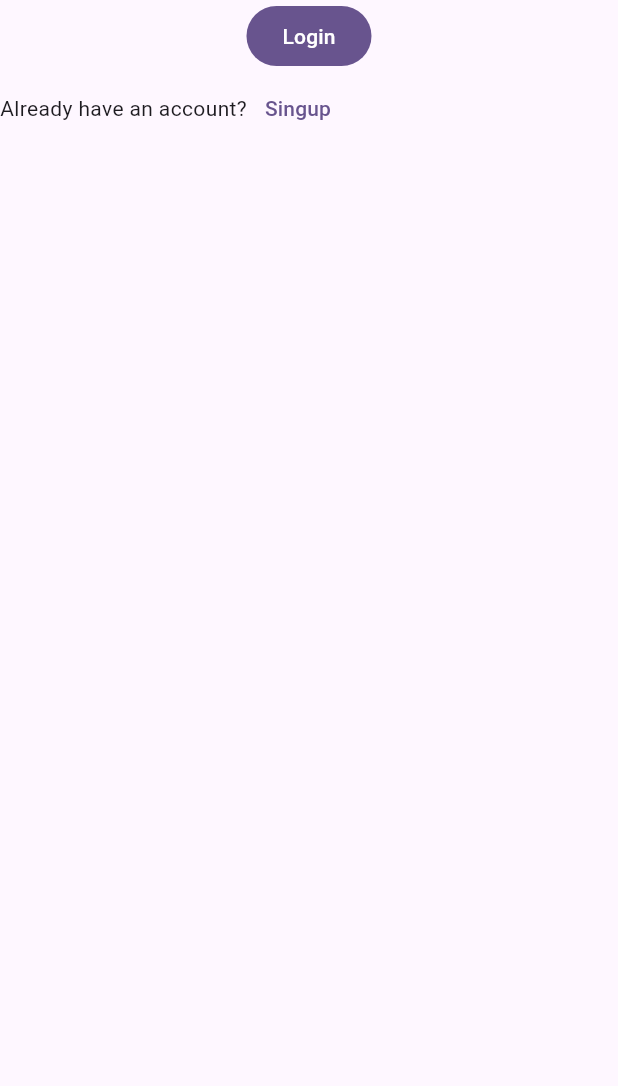
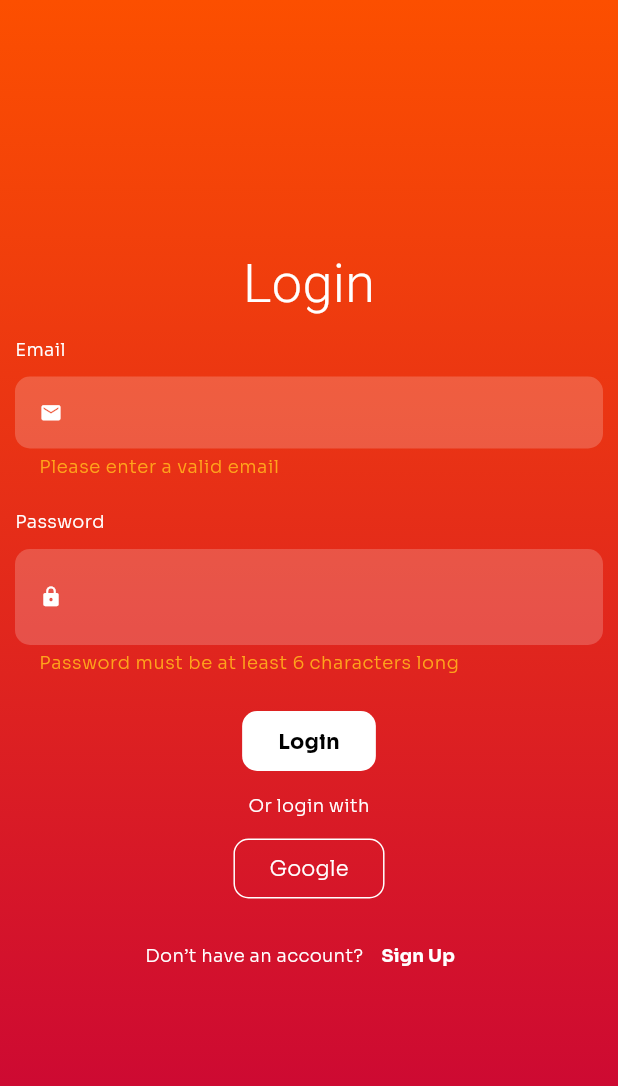
Before and after one commit to Sonya-c/sportlingo, a Flutter app: the screen it shows after launch, after a tap on "Login", on a phone screen of 412 x 824 dp. Shown: the top 1086 px of the screen. Run offline on Flutter 3.47's test engine with Material 2 defaults, Android fonts, the light colour scheme and no system bars; our stand-ins replace email_validator, get, google_fonts, loggy.

Commit message:
feat: loginPage + loginPage test

```diff
--- a/lib/main.dart
+++ b/lib/main.dart
@@ -11,6 +11,8 @@ void main() {
     ),
   );
 
+  WidgetsFlutterBinding.ensureInitialized();
+
   Get.put(AuthController());
 
   runApp(const App());
--- a/lib/ui/app.dart
+++ b/lib/ui/app.dart
@@ -3,6 +3,7 @@ import 'package:get/get.dart';
 import 'package:sportlingo/ui/controllers/auth_controller.dart';
 import 'package:sportlingo/ui/pages/authentication/login_page.dart';
 import 'package:sportlingo/ui/pages/content/home_page.dart';
+import 'package:sportlingo/ui/utils/colors.dart';
 
 class App extends StatelessWidget {
   const App({super.key});
@@ -15,7 +16,7 @@ class App extends StatelessWidget {
       title: 'Sportlingo',
       debugShowCheckedModeBanner: false,
       theme: ThemeData(
-        colorScheme: ColorScheme.fromSeed(seedColor: Colors.deepPurple),
+        colorScheme: ColorScheme.fromSeed(seedColor: magenta),
         useMaterial3: true,
       ),
       home: Obx(
--- a/lib/ui/controllers/auth_controller.dart
+++ b/lib/ui/controllers/auth_controller.dart
@@ -1,16 +1,31 @@
 import 'package:get/get.dart';
+import 'package:loggy/loggy.dart';
 
-class AuthController extends GetxController {
+class AuthController extends GetxController with UiLoggy {
   final logged = false.obs;
 
   bool get isLogged => logged.value;
 
   Future<void> login(String email, String password) async {
+    loggy.info("email: $email, password: $password");
+    await Future.delayed(const Duration(seconds: 2));
+    logged.value = true;
+  }
+
+  Future<void> loginWithGoogle() async {
+    loggy.info("loginWithGoogle");
     await Future.delayed(const Duration(seconds: 2));
     logged.value = true;
   }
 
   Future<void> singUp(String name, String email, String password) async {
+    loggy.info("email: $email, password: $password");
+    await Future.delayed(const Duration(seconds: 2));
+    logged.value = true;
+  }
+
+  Future<void> singUpWithGoogle() async {
+    loggy.info("singUpWithGoogle");
     await Future.delayed(const Duration(seconds: 2));
     logged.value = true;
   }
--- a/lib/ui/pages/authentication/login_page.dart
+++ b/lib/ui/pages/authentication/login_page.dart
@@ -2,6 +2,11 @@ import 'package:flutter/material.dart';
 import 'package:get/get.dart';
 import 'package:sportlingo/ui/controllers/auth_controller.dart';
 import 'package:sportlingo/ui/pages/authentication/singup_page.dart';
+import 'package:sportlingo/ui/utils/colors.dart';
+import 'package:sportlingo/ui/utils/scroll_layout.dart';
+import 'package:sportlingo/ui/utils/text_styles.dart';
+import 'package:sportlingo/ui/widgets/form_widets/email_field.dart';
+import 'package:sportlingo/ui/widgets/form_widets/password_field.dart';
 
 class LoginPage extends StatefulWidget {
   const LoginPage({super.key});
@@ -11,32 +16,126 @@ class LoginPage extends StatefulWidget {
 }
 
 class _LoginPageState extends State<LoginPage> {
-  AuthController authController = Get.find<AuthController>();
+  final _authController = Get.find<AuthController>();
+  final _formKey = GlobalKey<FormState>();
+  final _emailController = TextEditingController();
+  final _passwordController = TextEditingController();
 
   @override
   Widget build(BuildContext context) {
-    return Scaffold(
-      body: Column(
+    return ScrollLayout(
+      key: const Key("loginPage"),
+      backgroundGradient: orangeMagentaGradient,
       children: [
+        Form(
+          key: _formKey,
+          child: Column(
+            mainAxisSize: MainAxisSize.max,
+            mainAxisAlignment: MainAxisAlignment.spaceAround,
+            children: [
+              Text(
+                "Login",
+                style: fasterOne['3xl']?.copyWith(
+                  color: Colors.white,
+                ),
+              ),
+              Padding(
+                padding: const EdgeInsets.all(10),
+                child: Column(
+                  children: [
+                    EmailField(
+                      key: const Key("loginPageEmailField"),
+                      emailController: _emailController,
+                    ),
+                    const SizedBox(height: 20),
+                    PasswordField(
+                      key: const Key("loginPagePasswordField"),
+                      passwordController: _passwordController,
+                    ),
+                  ],
+                ),
+              ),
+              const SizedBox(height: 10),
               FilledButton(
+                key: const Key("loginPageLoginButton"),
+                style: ButtonStyle(
+                  backgroundColor: const MaterialStatePropertyAll(Colors.white),
+                  shape: MaterialStateProperty.all(
+                    RoundedRectangleBorder(
+                      borderRadius: BorderRadius.circular(10),
+                    ),
+                  ),
+                ),
                 onPressed: () async {
-              await authController.login("email", "password");
+                  FocusScope.of(context).requestFocus(FocusNode());
+                  final form = _formKey.currentState;
+
+                  form!.save();
+
+                  if (form.validate()) {
+                    await _authController.login(
+                      _emailController.text,
+                      _passwordController.text,
+                    );
+                  }
                 },
-            child: const Text("Login"),
+                child: Text(
+                  "Login",
+                  style: sora['n']!.copyWith(
+                      color: Colors.black, fontWeight: FontWeight.bold),
                 ),
+              ),
+              const SizedBox(height: 10),
+              Text(
+                "Or login with",
+                style: sora['s']!.copyWith(color: Colors.white),
+              ),
+              const SizedBox(height: 10),
+              OutlinedButton(
+                key: const Key("loginPageLoginWithGoogleButton"),
+                style: ButtonStyle(
+                  side: MaterialStateProperty.all(
+                    const BorderSide(
+                      color: Colors.white,
+                      width: 1,
+                      style: BorderStyle.solid,
+                    ),
+                  ),
+                  shape: MaterialStateProperty.all(
+                    RoundedRectangleBorder(
+                      borderRadius: BorderRadius.circular(10),
+                    ),
+                  ),
+                ),
+                onPressed: () async {
+                  await _authController.loginWithGoogle();
+                },
+                child: Text("Google",
+                    style: sora['n']!.copyWith(color: Colors.white)),
+              ),
+              const SizedBox(height: 10),
               Row(
+                mainAxisAlignment: MainAxisAlignment.center,
                 children: [
-              const Text("Already have an account?"),
+                  Text(
+                    "Don’t have an account?",
+                    style: sora['s']!.copyWith(color: Colors.white),
+                  ),
                   TextButton(
+                    key: const Key("loginPageSingupButton"),
                     onPressed: () {
                       Get.to(() => const SingupPage());
                     },
-                child: const Text("Singup"),
+                    child: Text("Sign Up",
+                        style: sora['s']!.copyWith(
+                            color: Colors.white, fontWeight: FontWeight.bold)),
                   )
                 ],
               )
             ],
           ),
+        ),
+      ],
     );
   }
 }
--- a/lib/ui/pages/authentication/singup_page.dart
+++ b/lib/ui/pages/authentication/singup_page.dart
@@ -1,6 +1,8 @@
 import 'package:flutter/material.dart';
 import 'package:get/get.dart';
 import 'package:sportlingo/ui/pages/authentication/login_page.dart';
+import 'package:sportlingo/ui/utils/colors.dart';
+import 'package:sportlingo/ui/utils/scroll_layout.dart';
 
 class SingupPage extends StatefulWidget {
   const SingupPage({super.key});
@@ -12,8 +14,9 @@ class SingupPage extends StatefulWidget {
 class _SingupPageState extends State<SingupPage> {
   @override
   Widget build(BuildContext context) {
-    return Scaffold(
-      body: Column(
+    return ScrollLayout(
+      key: const Key("singupPage"),
+      backgroundGradient: orangeMagentaGradient,
       children: [
         Row(
           children: [
@@ -27,7 +30,6 @@ class _SingupPageState extends State<SingupPage> {
           ],
         )
       ],
-      ),
     );
   }
 }
--- a/lib/ui/pages/content/home_page.dart
+++ b/lib/ui/pages/content/home_page.dart
@@ -7,6 +7,7 @@ class HomePage extends StatelessWidget {
   Widget build(BuildContext context) {
     return const Scaffold(
       body: Column(
+        key: Key("homePage"),
         children: [Text("Home Page")],
       ),
     );
--- /dev/null
+++ b/lib/ui/utils/scroll_layout.dart
@@ -0,0 +1,33 @@
+import 'package:flutter/material.dart';
+
+class ScrollLayout extends StatelessWidget {
+  final List<Widget> children;
+  final LinearGradient? backgroundGradient;
+  final Color? backgroundColor;
+
+  const ScrollLayout({
+    super.key,
+    required this.children,
+    this.backgroundGradient,
+    this.backgroundColor,
+  });
+
+  @override
+  Widget build(BuildContext context) {
+    return Scaffold(
+      backgroundColor: backgroundColor,
+      body: Container(
+        decoration: BoxDecoration(
+          gradient: backgroundGradient,
+        ),
+        alignment: Alignment.center,
+        child: SingleChildScrollView(
+          child: Column(
+              mainAxisAlignment: MainAxisAlignment.center,
+              mainAxisSize: MainAxisSize.max,
+              children: children),
+        ),
+      ),
+    );
+  }
+}
--- a/lib/ui/utils/text_styles.dart
+++ b/lib/ui/utils/text_styles.dart
@@ -1,8 +1,33 @@
 import 'package:flutter/material.dart';
 import 'package:google_fonts/google_fonts.dart';
 
-TextStyle soraXL = GoogleFonts.sora(fontSize: 48, fontWeight: FontWeight.w300);
-TextStyle blackOpsOne =
-    GoogleFonts.blackOpsOne(fontSize: 48, fontWeight: FontWeight.w300);
-TextStyle fasterOne =
-    GoogleFonts.fasterOne(fontSize: 48, fontWeight: FontWeight.w300);
+Map<String, TextStyle> sora = {
+  '5xl': GoogleFonts.sora(fontSize: 48, fontWeight: FontWeight.w300),
+  '4xl': GoogleFonts.sora(fontSize: 40, fontWeight: FontWeight.w300),
+  '3xl': GoogleFonts.sora(fontSize: 36, fontWeight: FontWeight.w300),
+  '2xl': GoogleFonts.sora(fontSize: 32, fontWeight: FontWeight.w300),
+  'xl': GoogleFonts.sora(fontSize: 24, fontWeight: FontWeight.w300),
+  'l': GoogleFonts.sora(fontSize: 20, fontWeight: FontWeight.w300),
+  'm': GoogleFonts.sora(fontSize: 16, fontWeight: FontWeight.w300),
+  'n': GoogleFonts.sora(fontSize: 14, fontWeight: FontWeight.w300),
+  's': GoogleFonts.sora(fontSize: 12, fontWeight: FontWeight.w300),
+  'xs': GoogleFonts.sora(fontSize: 10, fontWeight: FontWeight.w300),
+};
+
+Map<String, TextStyle> fasterOne = {
+  '5xl': GoogleFonts.fasterOne(fontSize: 48, fontWeight: FontWeight.w300),
+  '4xl': GoogleFonts.fasterOne(fontSize: 40, fontWeight: FontWeight.w300),
+  '3xl': GoogleFonts.fasterOne(fontSize: 36, fontWeight: FontWeight.w300),
+  '2xl': GoogleFonts.fasterOne(fontSize: 32, fontWeight: FontWeight.w300),
+  'xl': GoogleFonts.fasterOne(fontSize: 24, fontWeight: FontWeight.w300),
+  'l': GoogleFonts.fasterOne(fontSize: 20, fontWeight: FontWeight.w300),
+};
+
+Map<String, TextStyle> blackOpsOne = {
+  '5xl': GoogleFonts.blackOpsOne(fontSize: 48, fontWeight: FontWeight.w300),
+  '4xl': GoogleFonts.blackOpsOne(fontSize: 40, fontWeight: FontWeight.w300),
+  '3xl': GoogleFonts.blackOpsOne(fontSize: 36, fontWeight: FontWeight.w300),
+  '2xl': GoogleFonts.blackOpsOne(fontSize: 32, fontWeight: FontWeight.w300),
+  'xl': GoogleFonts.blackOpsOne(fontSize: 24, fontWeight: FontWeight.w300),
+  'l': GoogleFonts.blackOpsOne(fontSize: 20, fontWeight: FontWeight.w300)
+};
--- /dev/null
+++ b/lib/ui/widgets/form_widets/email_field.dart
@@ -0,0 +1,43 @@
+import 'package:email_validator/email_validator.dart';
+import 'package:flutter/material.dart';
+import 'package:sportlingo/ui/utils/colors.dart';
+import 'package:sportlingo/ui/utils/text_styles.dart';
+
+class EmailField extends StatelessWidget {
+  final TextEditingController emailController;
+
+  const EmailField({super.key, required this.emailController});
+
+  @override
+  Widget build(BuildContext context) {
+    return Column(
+      crossAxisAlignment: CrossAxisAlignment.start,
+      children: [
+        Text("Email", style: sora['s']?.copyWith(color: Colors.white)),
+        const SizedBox(height: 10),
+        TextFormField(
+          controller: emailController,
+          style: sora['s']?.copyWith(color: Colors.white),
+          keyboardType: TextInputType.emailAddress,
+          validator: (value) => EmailValidator.validate(value!)
+              ? null
+              : "Please enter a valid email",
+          decoration: InputDecoration(
+            filled: true,
+            fillColor: const Color.fromARGB(50, 255, 255, 255),
+            prefixIcon: const Icon(
+              Icons.email,
+              color: Colors.white,
+              size: 15,
+            ),
+            border: UnderlineInputBorder(
+              borderSide: BorderSide.none,
+              borderRadius: BorderRadius.circular(10),
+            ),
+            errorStyle: sora['s']?.copyWith(color: amber),
+          ),
+        ),
+      ],
+    );
+  }
+}
--- /dev/null
+++ b/lib/ui/widgets/form_widets/password_field.dart
@@ -0,0 +1,62 @@
+import 'package:flutter/material.dart';
+import 'package:sportlingo/ui/utils/colors.dart';
+import 'package:sportlingo/ui/utils/text_styles.dart';
+
+class PasswordField extends StatefulWidget {
+  final TextEditingController passwordController;
+
+  const PasswordField({super.key, required this.passwordController});
+
+  @override
+  State<PasswordField> createState() => _PasswordFieldState();
+}
+
+class _PasswordFieldState extends State<PasswordField> {
+  bool _hidePassword = true;
+
+  @override
+  Widget build(BuildContext context) {
+    return Column(
+      crossAxisAlignment: CrossAxisAlignment.start,
+      children: [
+        Text("Password", style: sora['s']?.copyWith(color: Colors.white)),
+        const SizedBox(height: 10),
+        TextFormField(
+          controller: widget.passwordController,
+          style: sora['s']?.copyWith(color: Colors.white),
+          obscureText: _hidePassword,
+          obscuringCharacter: "*",
+          validator: (value) => value!.length < 6
+              ? "Password must be at least 6 characters long"
+              : null,
+          decoration: InputDecoration(
+            filled: true,
+            fillColor: const Color.fromARGB(50, 255, 255, 255),
+            prefixIcon: const Icon(
+              Icons.lock,
+              color: Colors.white,
+              size: 15,
+            ),
+            border: UnderlineInputBorder(
+              borderSide: BorderSide.none,
+              borderRadius: BorderRadius.circular(10),
+            ),
+            suffix: IconButton(
+              icon: Icon(
+                _hidePassword ? Icons.visibility : Icons.visibility_off,
+                color: Colors.white,
+                size: 15,
+              ),
+              onPressed: () {
+                setState(() {
+                  _hidePassword = !_hidePassword;
+                });
+              },
+            ),
+            errorStyle: sora['s']?.copyWith(color: amber),
+          ),
+        ),
+      ],
+    );
+  }
+}
--- a/pubspec.yaml
+++ b/pubspec.yaml
@@ -38,6 +38,7 @@ dependencies:
   google_fonts: ^6.1.0
   get: ^4.6.6
   loggy: ^2.0.3
+  email_validator: ^2.1.17
 
 dev_dependencies:
   flutter_test:
```
Also changed, not shown: pubspec.lock, 1 other file. Lines whose indentation alone changed are shown as unchanged.
